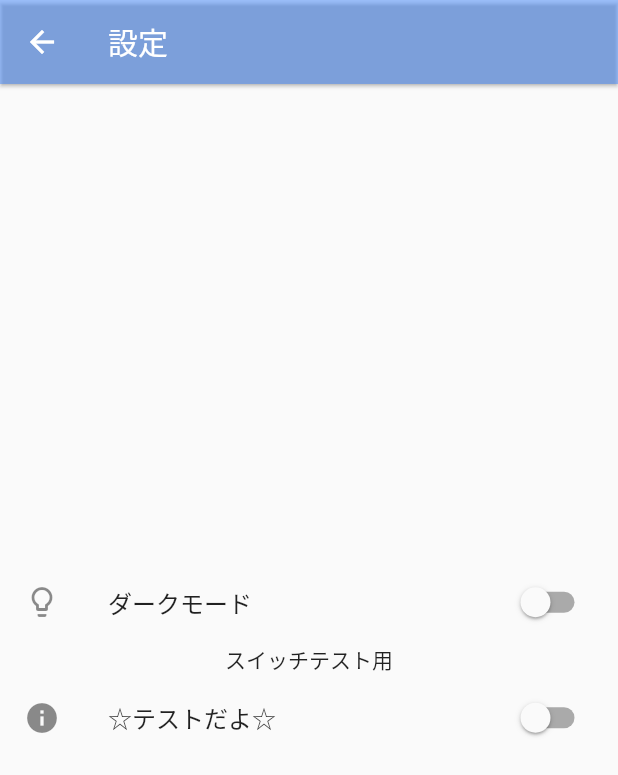
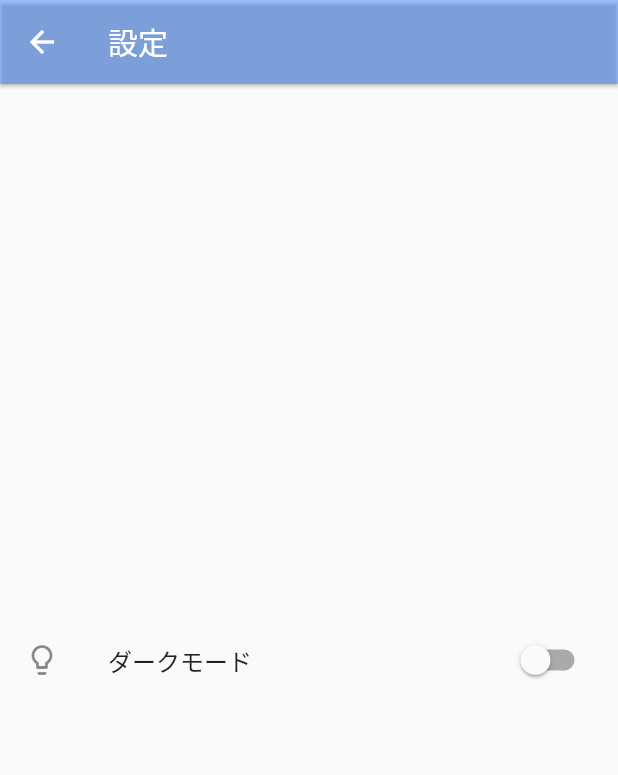
Before and after one commit to Nori0219/SOLA, a Flutter app: the ConfigPage screen opened by its route, on a phone screen of 412 x 824 dp. Shown: the top 775 px of the screen. Run offline on Flutter 3.47's test engine with Material 2 defaults, Android fonts, the phone set to English and light mode, and no system bars; our stand-ins replace carousel_slider, introduction_screen, lottie, shared_preferences, table_calendar; missing offline and left inert: moon_phase, vertical_card_pager; accounts and stored records are empty.

Commit message:
イントロの文章を修正・スイッチのテストを削除

```diff
--- a/lib/UI/config.dart
+++ b/lib/UI/config.dart
@@ -43,17 +43,16 @@
                       Provider.of<ConfigInit>(context, listen: false)
                           .toggle_dark_switch();
                     },
-                    //テスト
                   ),
-                  Text('スイッチテスト用'),
-                  SwitchWidget(
-                      title: '☆テストだよ☆',
-                      value: config.isTestSwitch,
-                      icon: Icon(Icons.info),
-                      onChanged: (bool value) {
-                        Provider.of<ConfigInit>(context, listen: false)
-                            .toggle_test_switch();
-                      }),
+                  // Text('スイッチテスト用'),
+                  // SwitchWidget(
+                  //     title: '☆テストだよ☆',
+                  //     value: config.isTestSwitch,
+                  //     icon: Icon(Icons.info),
+                  //     onChanged: (bool value) {
+                  //       Provider.of<ConfigInit>(context, listen: false)
+                  //           .toggle_test_switch();
+                  //     }),
                 ],
               ),
             ),
```
Also changed, not shown: pubspec.lock, 3 other files.
